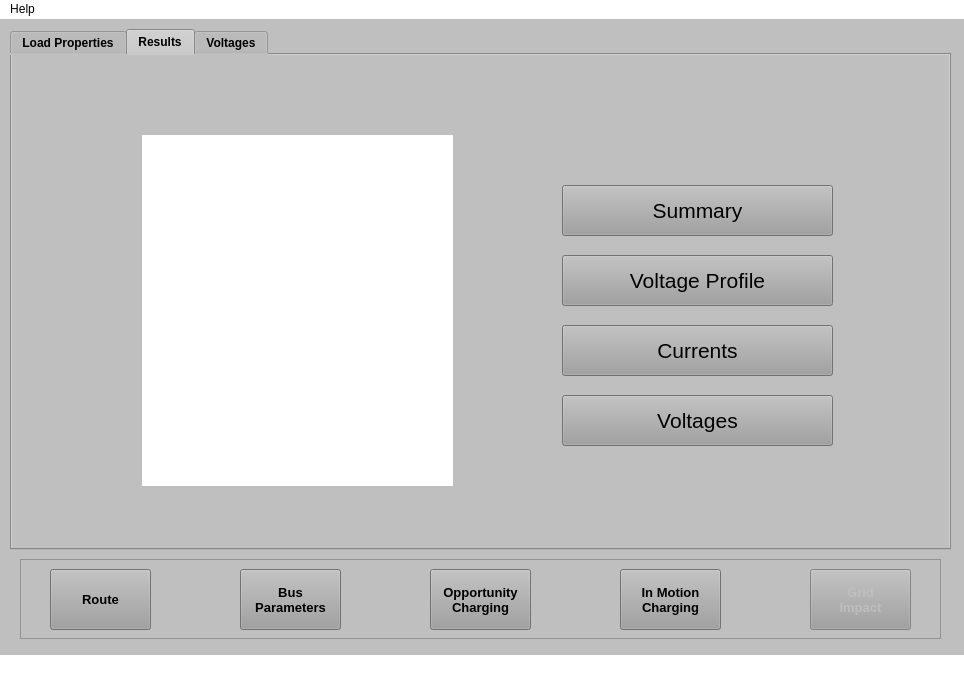
Potter-Gryffindor/Proyecto-Final, file UI/InterfaceGrid.ui: the form before one commit.
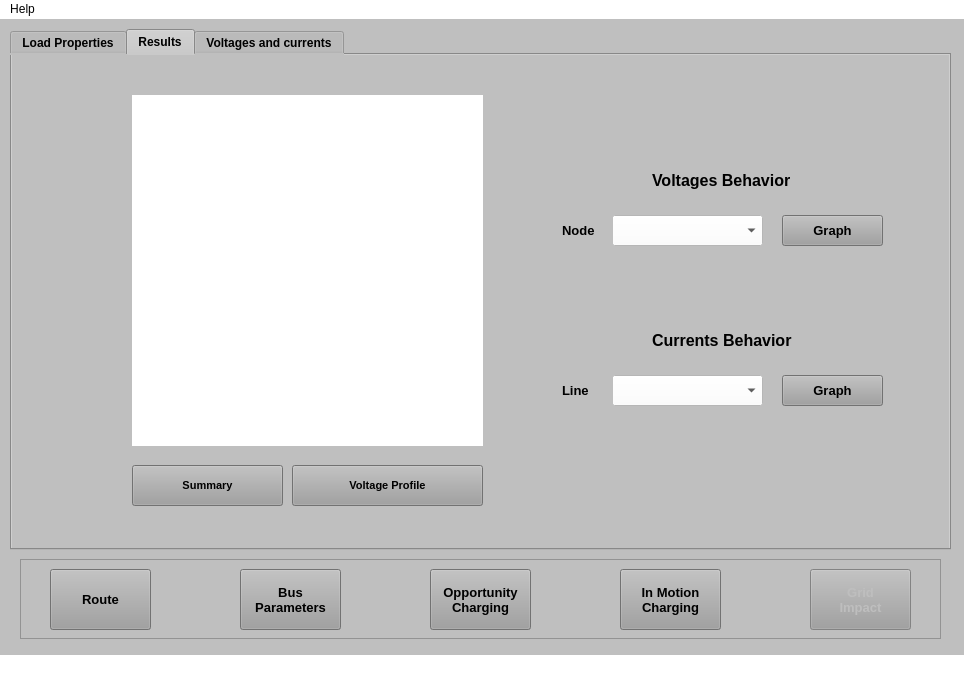
The form after the commit. The open tabs and pages were chosen to show the change. Icons and pictures are not drawn.

What changed in the file:
```diff
--- a/UI/InterfaceGrid.ui
+++ b/UI/InterfaceGrid.ui
@@ -552,23 +552,25 @@
       </property>
      </widget>
     </widget>
-    <widget class="QWidget" name="OperationDiagramTab">
+    <widget class="QWidget" name="ResultsTab">
      <attribute name="title">
       <string>Results</string>
      </attribute>
      <widget class="QPushButton" name="VoltageProfileButton">
       <property name="geometry">
        <rect>
-        <x>550</x>
-        <y>200</y>
-        <width>271</width>
-        <height>51</height>
+        <x>280</x>
+        <y>410</y>
+        <width>191</width>
+        <height>41</height>
        </rect>
       </property>
       <property name="font">
        <font>
-        <family>Arial</family>
-        <pointsize>16</pointsize>
+        <family>MS Sans Serif</family>
+        <pointsize>8</pointsize>
+        <weight>75</weight>
+        <bold>true</bold>
        </font>
       </property>
       <property name="statusTip">
@@ -584,16 +586,18 @@
      <widget class="QPushButton" name="SummaryButton">
       <property name="geometry">
        <rect>
-        <x>550</x>
-        <y>130</y>
-        <width>271</width>
-        <height>51</height>
+        <x>120</x>
+        <y>410</y>
+        <width>151</width>
+        <height>41</height>
        </rect>
       </property>
       <property name="font">
        <font>
-        <family>Arial</family>
-        <pointsize>16</pointsize>
+        <family>MS Sans Serif</family>
+        <pointsize>8</pointsize>
+        <weight>75</weight>
+        <bold>true</bold>
        </font>
       </property>
       <property name="statusTip">
@@ -606,62 +610,12 @@
        <string>Summary</string>
       </property>
      </widget>
-     <widget class="QPushButton" name="VoltagesButton">
-      <property name="geometry">
-       <rect>
-        <x>550</x>
-        <y>340</y>
-        <width>271</width>
-        <height>51</height>
-       </rect>
-      </property>
-      <property name="font">
-       <font>
-        <family>Arial</family>
-        <pointsize>16</pointsize>
-       </font>
-      </property>
-      <property name="statusTip">
-       <string>Push to see the Voltages</string>
-      </property>
-      <property name="styleSheet">
-       <string notr="true">background-color: rgb(159, 159, 159);</string>
-      </property>
-      <property name="text">
-       <string>Voltages</string>
-      </property>
-     </widget>
-     <widget class="QPushButton" name="CurrentsButton">
-      <property name="geometry">
-       <rect>
-        <x>550</x>
-        <y>270</y>
-        <width>271</width>
-        <height>51</height>
-       </rect>
-      </property>
-      <property name="font">
-       <font>
-        <family>Arial</family>
-        <pointsize>16</pointsize>
-       </font>
-      </property>
-      <property name="statusTip">
-       <string>Push to see the Currents</string>
-      </property>
-      <property name="styleSheet">
-       <string notr="true">background-color: rgb(159, 159, 159);</string>
-      </property>
-      <property name="text">
-       <string>Currents</string>
-      </property>
-     </widget>
      <widget class="QWidget" name="verticalLayoutWidget_3">
       <property name="geometry">
        <rect>
-        <x>130</x>
-        <y>80</y>
-        <width>311</width>
+        <x>120</x>
+        <y>40</y>
+        <width>351</width>
         <height>351</height>
        </rect>
       </property>
@@ -681,37 +635,35 @@
        </item>
       </layout>
      </widget>
-    </widget>
-    <widget class="QWidget" name="VoltagesTab">
-     <attribute name="title">
-      <string>Voltages</string>
-     </attribute>
-     <widget class="QLabel" name="NodeLabelVoltages">
-      <property name="geometry">
-       <rect>
-        <x>360</x>
-        <y>20</y>
-        <width>51</width>
-        <height>31</height>
-       </rect>
-      </property>
-      <property name="font">
-       <font>
-        <family>MS Sans Serif</family>
-        <pointsize>10</pointsize>
-        <weight>75</weight>
-        <bold>true</bold>
-       </font>
-      </property>
-      <property name="text">
-       <string>Node</string>
-      </property>
-     </widget>
      <widget class="QComboBox" name="NodeListComboBoxVoltages">
       <property name="geometry">
        <rect>
-        <x>410</x>
-        <y>20</y>
+        <x>600</x>
+        <y>160</y>
+        <width>151</width>
+        <height>31</height>
+       </rect>
+      </property>
+      <property name="font">
+       <font>
+        <family>MS Sans Serif</family>
+        <pointsize>10</pointsize>
+        <weight>75</weight>
+        <bold>true</bold>
+       </font>
+      </property>
+      <property name="statusTip">
+       <string>Choose the node that prefer see</string>
+      </property>
+      <property name="styleSheet">
+       <string notr="true">background-color: rgb(255, 255, 255);</string>
+      </property>
+     </widget>
+     <widget class="QComboBox" name="LineListComboBox">
+      <property name="geometry">
+       <rect>
+        <x>600</x>
+        <y>320</y>
         <width>151</width>
         <height>31</height>
        </rect>
@@ -734,10 +686,10 @@
      <widget class="QPushButton" name="VoltagesGraphButton">
       <property name="geometry">
        <rect>
-        <x>410</x>
-        <y>420</y>
-        <width>121</width>
-        <height>41</height>
+        <x>770</x>
+        <y>160</y>
+        <width>101</width>
+        <height>31</height>
        </rect>
       </property>
       <property name="font">
@@ -758,16 +710,128 @@
        <string>Graph</string>
       </property>
      </widget>
-     <widget class="QWidget" name="VoltagesCurveWidget" native="true">
+     <widget class="QLabel" name="NodeLabelVoltages">
       <property name="geometry">
        <rect>
-        <x>20</x>
-        <y>80</y>
-        <width>901</width>
-        <height>311</height>
+        <x>550</x>
+        <y>160</y>
+        <width>51</width>
+        <height>31</height>
        </rect>
       </property>
+      <property name="font">
+       <font>
+        <family>MS Sans Serif</family>
+        <pointsize>10</pointsize>
+        <weight>75</weight>
+        <bold>true</bold>
+       </font>
+      </property>
+      <property name="text">
+       <string>Node</string>
+      </property>
      </widget>
+     <widget class="QLabel" name="LineLabel">
+      <property name="geometry">
+       <rect>
+        <x>550</x>
+        <y>320</y>
+        <width>51</width>
+        <height>31</height>
+       </rect>
+      </property>
+      <property name="font">
+       <font>
+        <family>MS Sans Serif</family>
+        <pointsize>10</pointsize>
+        <weight>75</weight>
+        <bold>true</bold>
+       </font>
+      </property>
+      <property name="text">
+       <string>Line</string>
+      </property>
+     </widget>
+     <widget class="QLabel" name="VoltageLabel">
+      <property name="geometry">
+       <rect>
+        <x>640</x>
+        <y>110</y>
+        <width>181</width>
+        <height>31</height>
+       </rect>
+      </property>
+      <property name="font">
+       <font>
+        <family>MS Sans Serif</family>
+        <pointsize>12</pointsize>
+        <weight>75</weight>
+        <bold>true</bold>
+       </font>
+      </property>
+      <property name="autoFillBackground">
+       <bool>false</bool>
+      </property>
+      <property name="text">
+       <string>Voltages Behavior</string>
+      </property>
+     </widget>
+     <widget class="QLabel" name="CurrentLabel">
+      <property name="geometry">
+       <rect>
+        <x>640</x>
+        <y>270</y>
+        <width>181</width>
+        <height>31</height>
+       </rect>
+      </property>
+      <property name="font">
+       <font>
+        <family>MS Sans Serif</family>
+        <pointsize>12</pointsize>
+        <weight>75</weight>
+        <bold>true</bold>
+       </font>
+      </property>
+      <property name="autoFillBackground">
+       <bool>false</bool>
+      </property>
+      <property name="text">
+       <string>Currents Behavior</string>
+      </property>
+     </widget>
+     <widget class="QPushButton" name="CurrentsGraphButton">
+      <property name="geometry">
+       <rect>
+        <x>770</x>
+        <y>320</y>
+        <width>101</width>
+        <height>31</height>
+       </rect>
+      </property>
+      <property name="font">
+       <font>
+        <family>MS Sans Serif</family>
+        <pointsize>10</pointsize>
+        <weight>75</weight>
+        <bold>true</bold>
+       </font>
+      </property>
+      <property name="statusTip">
+       <string>Push to graph the simulation</string>
+      </property>
+      <property name="styleSheet">
+       <string notr="true">background-color: rgb(159, 159, 159);</string>
+      </property>
+      <property name="text">
+       <string>Graph</string>
+      </property>
+     </widget>
+    </widget>
+    <widget class="QWidget" name="VoltagesTab">
+     <attribute name="title">
+      <string>Voltages and currents</string>
+     </attribute>
     </widget>
    </widget>
    <widget class="QFrame" name="ButtonsFrame">
```
